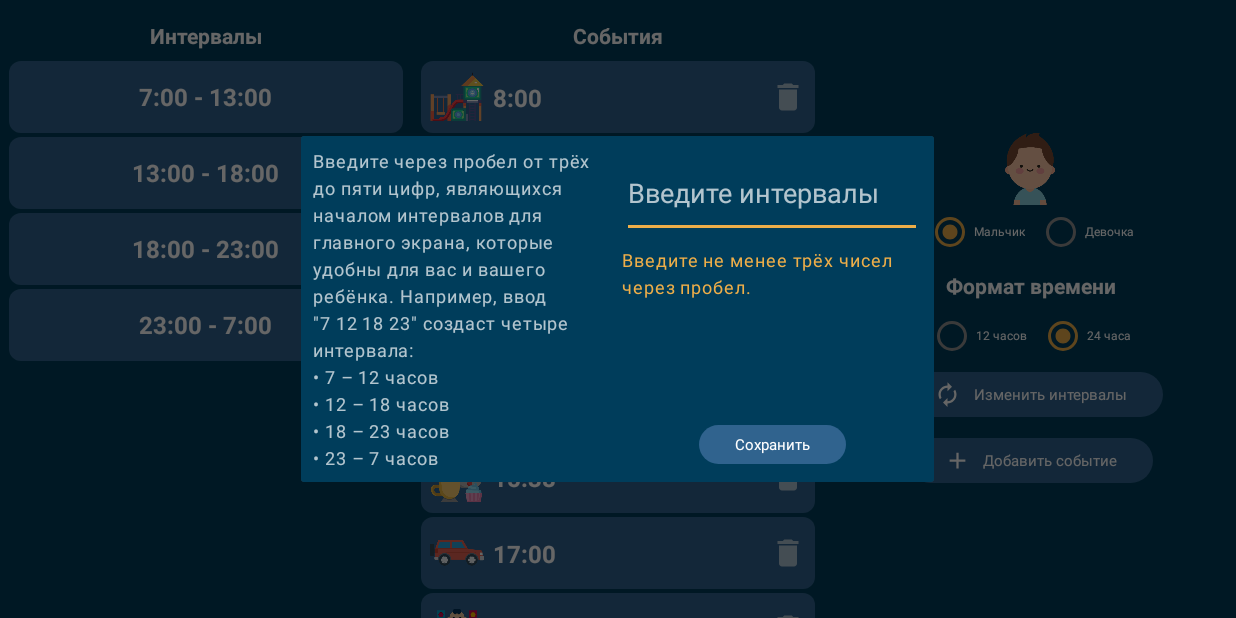
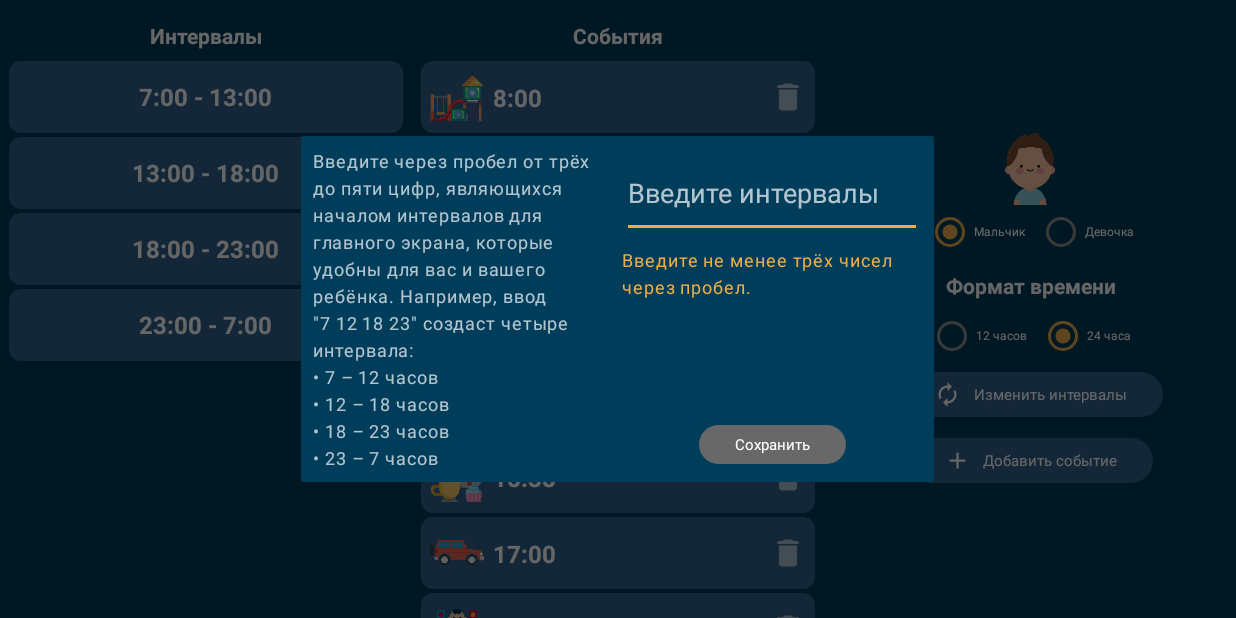
Before and after one commit to phoenix-worker/kidsWatch, an Android app: the SettingsFragment screen opened through its navigation route, after a tap on "Изменить интервалы", on a phone screen of 824 x 412 dp (held sideways). Run offline under Robolectric (Android 15) with nearby library versions, the phone set to English and light mode, and no system bars; our stand-ins replace Room's generated code; libraries missing offline, so code that uses them is left out: com.yandex.metrica; 1 other tap on this screen came first.

Commit message:
Интерфейсные правки и хранилище ключей

```diff
--- a/app/src/main/java/apps/cradle/kidswatch/custom/ScheduleView.kt
+++ b/app/src/main/java/apps/cradle/kidswatch/custom/ScheduleView.kt
@@ -262,6 +262,7 @@ class ScheduleView(context: Context, attrs: AttributeSet) : View(context, attrs)
     }
 
     fun startWatches() {
+        invalidate()
         watchHandler?.sendEmptyMessageDelayed(MSG_UPDATE_WATCHES, getHandlerMsgDelay())
     }
 
--- /dev/null
+++ b/app/src/main/res/color/button_background_tint.xml
@@ -0,0 +1,8 @@
+<?xml version="1.0" encoding="utf-8"?>
+<selector xmlns:android="http://schemas.android.com/apk/res/android">
+
+    <item android:color="@color/buttonBackgroundDisabled" android:state_enabled="false" />
+
+    <item android:color="@color/buttonBackground" />
+
+</selector>
--- a/app/src/main/res/values/colors.xml
+++ b/app/src/main/res/values/colors.xml
@@ -11,6 +11,7 @@
     <color name="secondHandle">#9E9E9E</color>
     <color name="rvItemBackground">#30638e</color>
     <color name="buttonBackground">@color/accent</color>
+    <color name="buttonBackgroundDisabled">#686868</color>
     <color name="lightRipple">#1AFFFFFF</color>
     <color name="textColorHint">#B3FFFFFF</color>
     <color name="windowBackground">@color/primary</color>
--- a/app/src/main/res/values/styles.xml
+++ b/app/src/main/res/values/styles.xml
@@ -4,7 +4,7 @@
     <style name="Button" parent="Widget.Material3.Button.UnelevatedButton">
         <item name="android:textAppearance">@style/ButtonTextAppearance</item>
         <item name="android:textColor">@color/white</item>
-        <item name="backgroundTint">@color/buttonBackground</item>
+        <item name="backgroundTint">@color/button_background_tint</item>
         <item name="iconTint">@color/white</item>
         <item name="android:paddingTop">@dimen/normalMargin</item>
         <item name="android:paddingBottom">@dimen/normalMargin</item>
```
Also changed, not shown: 1 other file.
